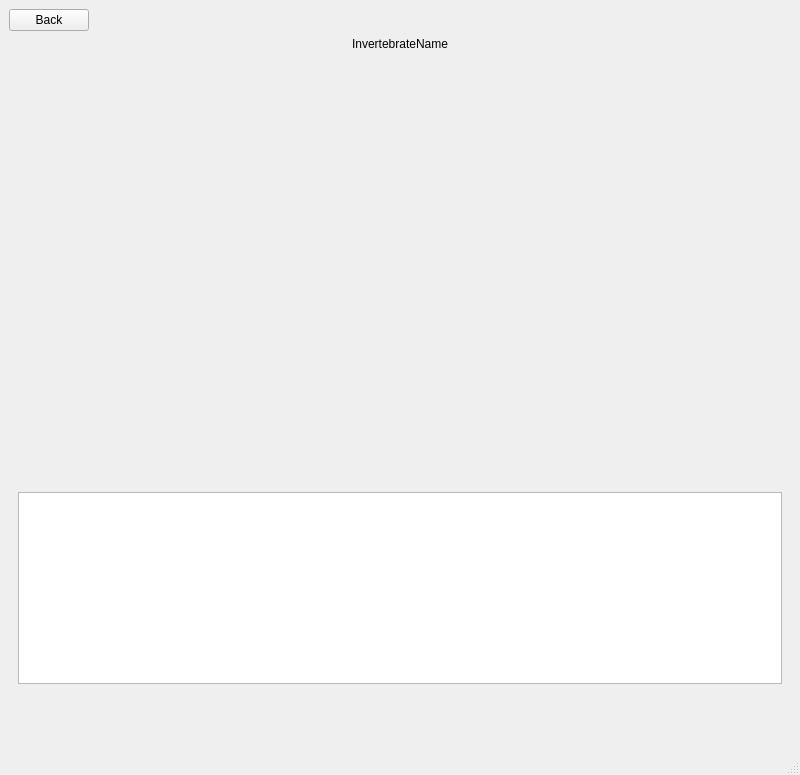
Old version of the form views/invertebrateview.ui in the repository Vermont-EPSCoR/Macroinvertebrates.
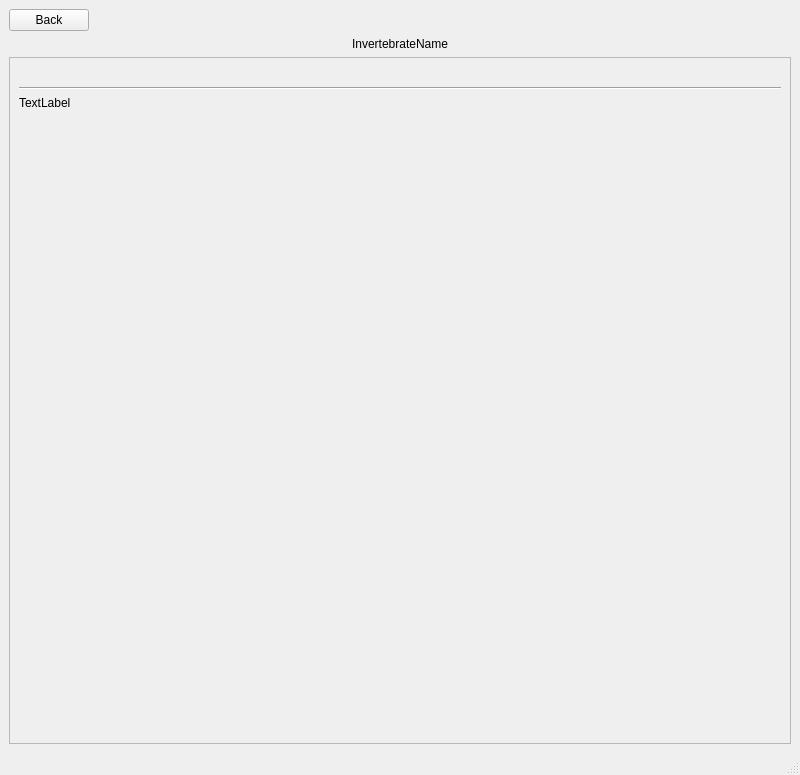
New version of the form. Icons and pictures are not drawn.

Diff of the .ui file:
```diff
--- a/views/invertebrateview.ui
+++ b/views/invertebrateview.ui
@@ -50,11 +50,29 @@
      </widget>
     </item>
     <item>
+     <widget class="QScrollArea" name="scrollArea">
+      <property name="widgetResizable">
+       <bool>true</bool>
+      </property>
+      <widget class="QWidget" name="scrollAreaWidgetContents">
+       <property name="geometry">
+        <rect>
+         <x>0</x>
+         <y>0</y>
+         <width>774</width>
+         <height>640</height>
+        </rect>
+       </property>
+       <layout class="QVBoxLayout" name="verticalLayout">
+        <item>
      <widget class="QLabel" name="label_image">
+          <property name="enabled">
+           <bool>true</bool>
+          </property>
       <property name="minimumSize">
        <size>
         <width>0</width>
-        <height>400</height>
+            <height>0</height>
        </size>
       </property>
       <property name="text">
@@ -69,27 +87,23 @@
      </widget>
     </item>
     <item>
-     <widget class="QWidget" name="widget" native="true">
-      <layout class="QVBoxLayout" name="verticalLayout">
+         <layout class="QGridLayout" name="gridLayout"/>
+        </item>
        <item>
-        <layout class="QGridLayout" name="gridLayout">
-         <item row="0" column="0">
-          <widget class="QLabel" name="label_order">
+         <widget class="Line" name="line">
+          <property name="orientation">
+           <enum>Qt::Horizontal</enum>
+          </property>
+         </widget>
+        </item>
+        <item>
+         <widget class="QLabel" name="description">
            <property name="text">
-            <string/>
-           </property>
-          </widget>
-         </item>
-        </layout>
-       </item>
-       <item>
-        <widget class="QPlainTextEdit" name="description">
-         <property name="undoRedoEnabled">
-          <bool>false</bool>
-         </property>
-        </widget>
-       </item>
-      </layout>
+           <string>TextLabel</string>
+          </property>
+          <property name="wordWrap">
+           <bool>true</bool>
+          </property>
      </widget>
     </item>
     <item>
@@ -104,6 +118,10 @@
        </size>
       </property>
      </spacer>
+        </item>
+       </layout>
+      </widget>
+     </widget>
     </item>
    </layout>
   </widget>
```
Left out of the diff: 3 changed lines with no effect on the pictures. Lines whose indentation alone changed are shown as unchanged.
